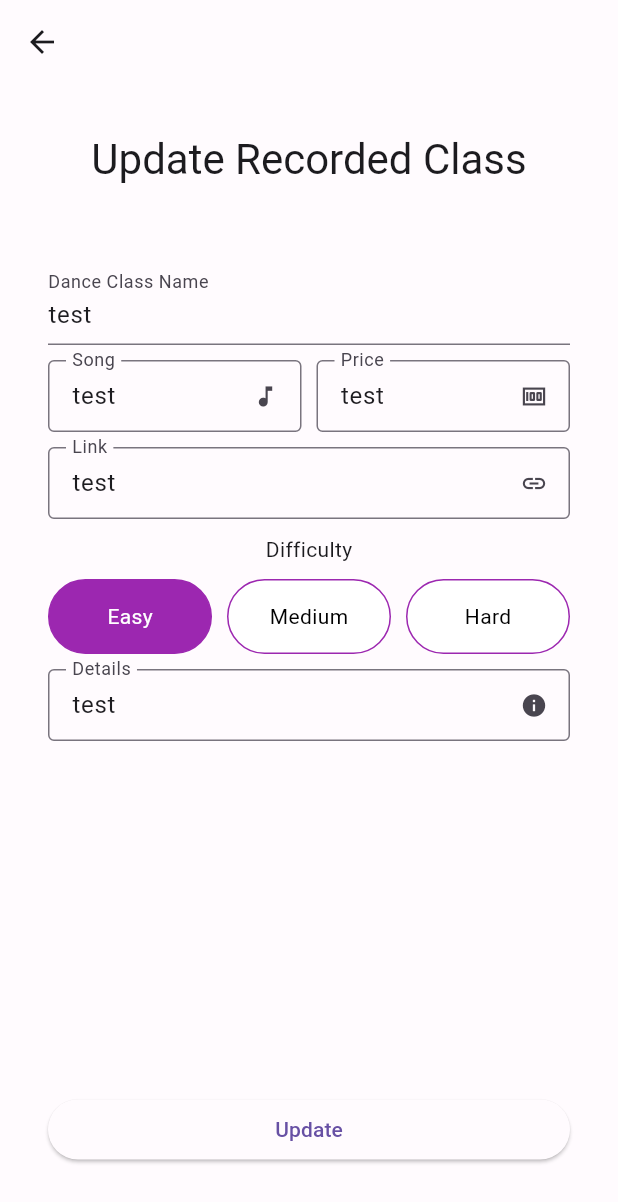
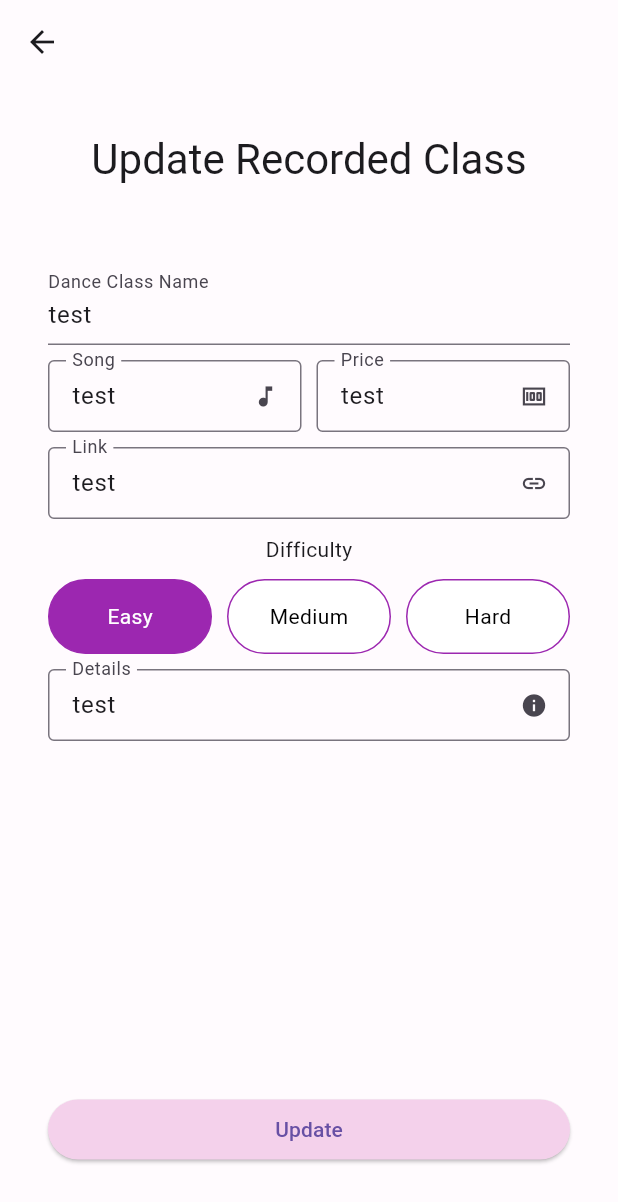
Before and after one commit to TotalElderBerry/swe_iDance, a Flutter app: the EditRecordedClassPage screen opened directly, on a phone screen of 412 x 824 dp. Shown: the top 1202 px of the screen. Run offline on Flutter 3.47's test engine with Material 2 defaults, Android fonts, the phone set to English and light mode, and no system bars; our stand-ins replace firebase_auth, firebase_core, firebase_storage, flutter_rating_bar, geocoding, get and 9 more; missing offline and left inert: dart:ffi, flutter_barcode_scanner, flutter_google_places_hoc081098, google_api_headers, google_maps_webservice; accounts and stored records are empty; network calls fail; statements that could not run were skipped.

Commit message:
gi change ang colors sa button

```diff
--- a/lib/views/instructor/edit_livedance_class_page.dart
+++ b/lib/views/instructor/edit_livedance_class_page.dart
@@ -386,6 +386,10 @@ class _EditLiveDancePageState extends State<EditLiveDancePage> {
             ElevatedButton(
               onPressed: () => _showDialog(context),
               child: const Text('Update'),
+                  style: ButtonStyle(
+                    backgroundColor: MaterialStateProperty.all<Color>(Color.fromARGB(255, 244, 209, 235),
+                  ),
+                  ),
             ),
           ],
         ),
--- a/lib/views/instructor/edit_recorded_class_page.dart
+++ b/lib/views/instructor/edit_recorded_class_page.dart
@@ -402,7 +402,12 @@ class _EditRecordedClassPageState extends State<EditRecordedClassPage> {
                         _showDialog(context);
                       },
 
-                  child: const Text("Update")),
+                  child: const Text("Update"),
+                  style: ButtonStyle(
+                    backgroundColor: MaterialStateProperty.all<Color>(Color.fromARGB(255, 244, 209, 235),
+                  ),
+                  ),
+                  ),
                 ),
               ],
                 )
```
Also changed, not shown: lib/views/student/edit_student_profile.dart (+5 -2 lines).
